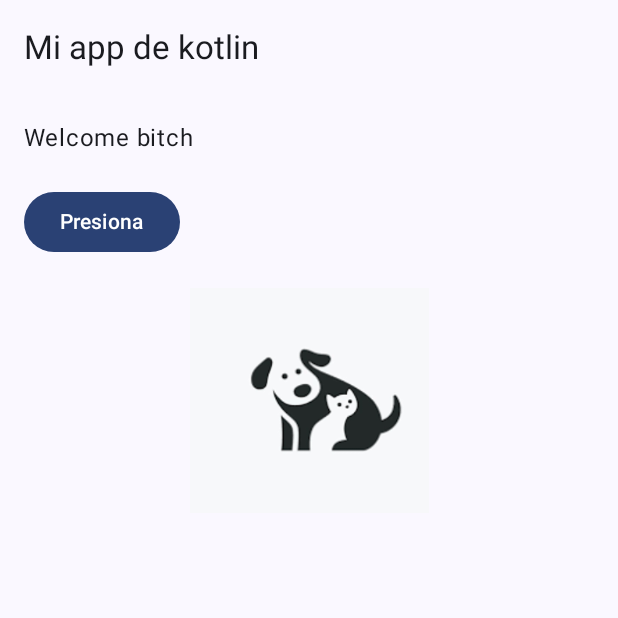
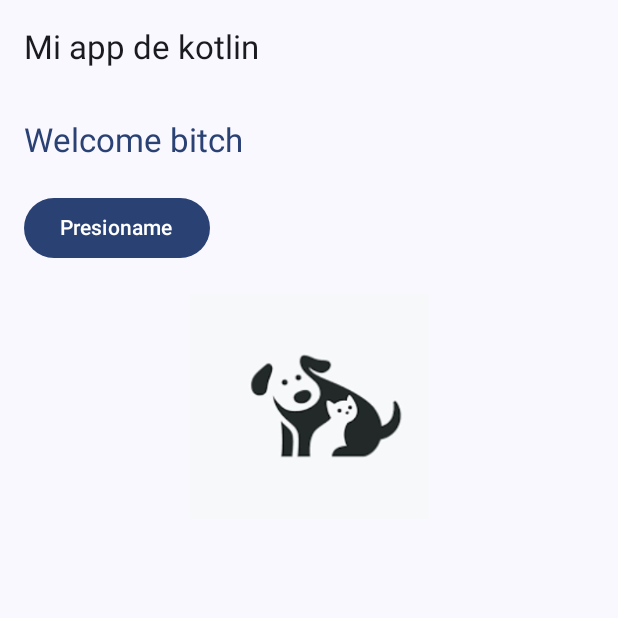
Before and after one commit to francisconimarvin/DraVeterinariaMobile, an Android app built with Jetpack Compose: the screen it shows after launch (MainActivity), on a phone screen of 412 x 824 dp, the top half of it. Run offline under Robolectric (Android 15) with nearby library versions, the phone set to English and light mode, and no system bars; our stand-ins replace window size class.

Commit message:
HomeScreen responsiva

```diff
--- a/app/src/main/java/com/example/draveterinaria/MainActivity.kt
+++ b/app/src/main/java/com/example/draveterinaria/MainActivity.kt
@@ -13,14 +13,15 @@ import androidx.compose.ui.Modifier
 import androidx.compose.ui.tooling.preview.Preview
 import com.example.draveterinaria.ui.theme.DraVeterinariaTheme
 import com.example.draveterinaria.ui.theme.HomeScreen
+import com.example.draveterinaria.ui.screens.HomeScreenCompacta
 class MainActivity : ComponentActivity() {
     override fun onCreate(savedInstanceState: Bundle?) {
         super.onCreate(savedInstanceState)
         setContent {
 
             DraVeterinariaTheme {
-
                 HomeScreen()
+                HomeScreenCompacta()
             }
         }
     }
--- a/app/src/main/java/com/example/draveterinaria/ui/screens/HomeScreenCompact.kt
+++ b/app/src/main/java/com/example/draveterinaria/ui/screens/HomeScreenCompact.kt
@@ -1,4 +1,60 @@
 package com.example.draveterinaria.ui.screens
 
-class HomeScreenCompact {
+import androidx.activity.compose.LocalActivity
+import androidx.compose.foundation.Image
+import androidx.compose.foundation.layout.Arrangement
+import androidx.compose.foundation.layout.Column
+import androidx.compose.foundation.layout.fillMaxSize
+import androidx.compose.foundation.layout.fillMaxWidth
+import androidx.compose.foundation.layout.height
+import androidx.compose.foundation.layout.padding
+import androidx.compose.material3.Button
+import androidx.compose.material3.windowsizeclass.ExperimentalMaterial3WindowSizeClassApi
+import androidx.compose.material3.windowsizeclass.WindowSizeClass
+import androidx.compose.material3.windowsizeclass.calculateWindowSizeClass
+import androidx.compose.material3.ExperimentalMaterial3Api
+import androidx.compose.material3.MaterialTheme
+import androidx.compose.material3.Scaffold
+import androidx.compose.material3.Text
+import androidx.compose.material3.TopAppBar
+import androidx.compose.runtime.Composable
+import androidx.compose.ui.Modifier
+import androidx.compose.ui.layout.ContentScale
+import androidx.compose.ui.res.painterResource
+import androidx.compose.ui.unit.dp
+import com.example.draveterinaria.R
+
+@OptIn(ExperimentalMaterial3Api::class)
+@Composable
+fun HomeScreenCompacta(){
+    Scaffold (
+        topBar = {
+            TopAppBar(title = { Text("Mi app de kotlin") })
+        }
+    ) { innerPadding ->
+        Column(
+            modifier = Modifier
+                .padding(innerPadding)
+                .fillMaxSize()
+                .padding(16.dp),
+            verticalArrangement = Arrangement.spacedBy(20.dp)
+        ) {
+            Text(
+                text = "Welcome bitch",
+                color = MaterialTheme.colorScheme.primary,
+                style = MaterialTheme.typography.titleLarge
+            )
+            Button(onClick = {/*accion futura*/ }){
+                Text("Presioname")
+            }
+            Image(
+                painter = painterResource(id = R.drawable.logo),
+                contentDescription = "Logo App",
+                modifier = Modifier
+                    .fillMaxWidth()
+                    .height(150.dp),
+                contentScale = ContentScale.Fit
+            )
+        }
+    }
 }
```
